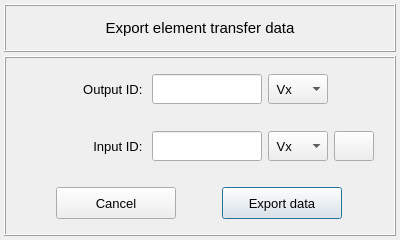
Old version of the form vibra/interface/data/ui_files/data_handler/export_element_transfer_data.ui in the repository MOPT-UFSC/VIBRA.
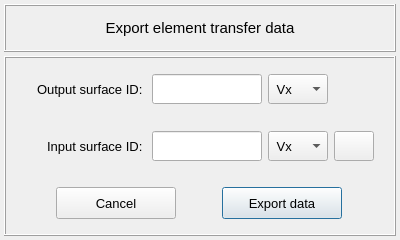
New version of the form. Icons and pictures are not drawn.

Commit message: Enhancements on mesher UI

```diff
--- a/vibra/interface/data/ui_files/data_handler/export_element_transfer_data.ui
+++ b/vibra/interface/data/ui_files/data_handler/export_element_transfer_data.ui
@@ -443,7 +443,7 @@
             </font>
            </property>
            <property name="text">
-            <string>Input ID: </string>
+            <string>Input surface ID: </string>
            </property>
            <property name="alignment">
             <set>Qt::AlignRight|Qt::AlignTrailing|Qt::AlignVCenter</set>
@@ -635,7 +635,7 @@
             </font>
            </property>
            <property name="text">
-            <string>Output ID: </string>
+            <string>Output surface ID: </string>
            </property>
            <property name="alignment">
             <set>Qt::AlignRight|Qt::AlignTrailing|Qt::AlignVCenter</set>
```
The commit also changes 5 other files.
